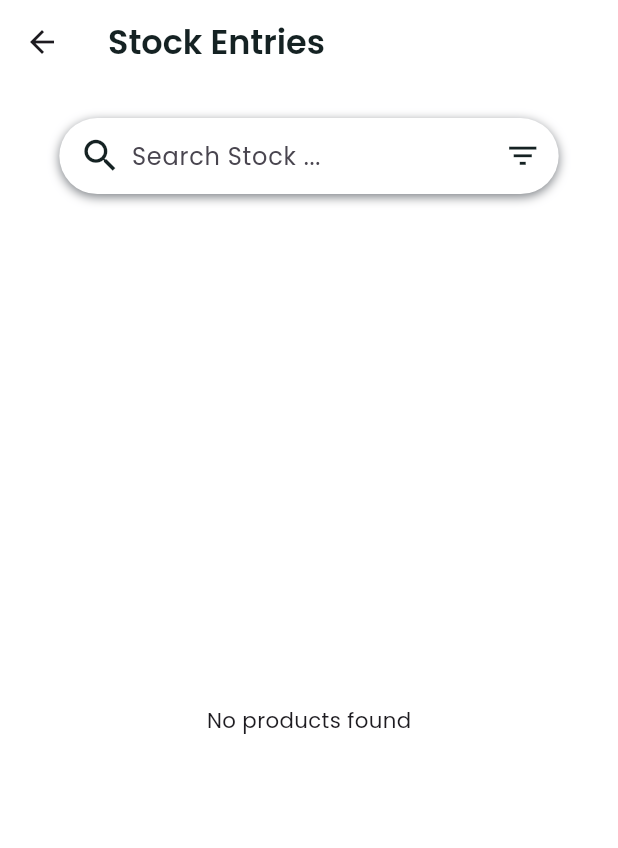
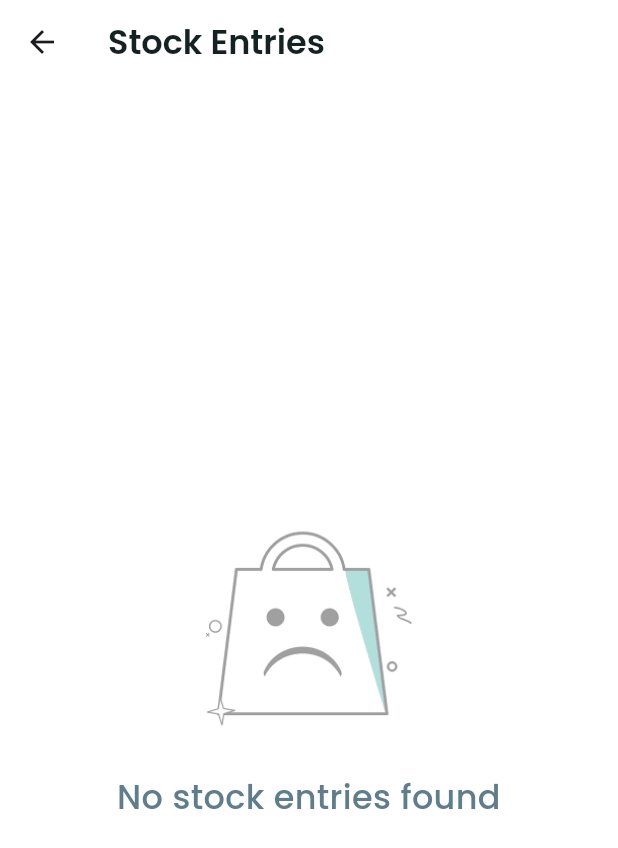
Before and after one commit to yadukrishnan369/beatbox, a Flutter app: the StockEntryScreen screen opened by its route, on a phone screen of 412 x 824 dp. Shown: the top 848 px of the screen. Run offline on Flutter 3.47's test engine with Material 3 defaults, Android fonts, the phone set to English and light mode, and no system bars; our stand-ins replace flutter_screenutil, google_fonts, hive, hive_flutter, image_picker, local_auth and 2 more; accounts and stored records are empty.

Commit message:
bug fixed in stock entry screen

```diff
--- a/lib/core/notifiers/stock_entry_notifier.dart
+++ b/lib/core/notifiers/stock_entry_notifier.dart
@@ -1,7 +1,7 @@
 import 'package:flutter/material.dart';
 import 'package:beatbox/features/product_management/model/product_model.dart';
 
+ValueNotifier<List<ProductModel>> allStockEntryNotifier = ValueNotifier([]);
 ValueNotifier<List<ProductModel>> stockEntryNotifier = ValueNotifier([]);
-
 ValueNotifier<bool> isStockEntryLoadingNotifier = ValueNotifier(true);
 ValueNotifier<bool> isStockEntryReloadNeeded = ValueNotifier(true);
--- a/lib/features/product_management/ui/stock_entry_screen.dart
+++ b/lib/features/product_management/ui/stock_entry_screen.dart
@@ -6,6 +6,7 @@ import 'package:beatbox/routes/app_routes.dart';
 import 'package:beatbox/utils/stock_entry_utils.dart';
 import 'package:beatbox/widgets/custom_search_bar.dart';
 import 'package:beatbox/widgets/date_range_info_widget.dart';
+import 'package:beatbox/widgets/empty_placeholder.dart';
 import 'package:beatbox/widgets/shimmer_widgets/shimmer_list_tile.dart';
 import 'package:flutter/material.dart';
 import 'package:flutter_screenutil/flutter_screenutil.dart';
@@ -24,6 +25,8 @@ class _StockEntryScreenState extends State<StockEntryScreen> {
   DateTime? _fromDate;
   DateTime? _toDate;
 
+  bool _isSearching = false;
+
   @override
   void initState() {
     super.initState();
@@ -40,8 +43,12 @@ class _StockEntryScreenState extends State<StockEntryScreen> {
   }
 
   Future<void> _filterProducts() async {
+    setState(() {
+      _isSearching = _searchController.text.trim().isNotEmpty;
+    });
+
     await StockEntryUtils.filterByNameAndDate(
-      query: _searchController.text,
+      query: _searchController.text.trim(),
       startDate: _fromDate,
       endDate: _toDate,
     );
@@ -94,11 +101,16 @@ class _StockEntryScreenState extends State<StockEntryScreen> {
               ),
             ),
           ),
-          body: Padding(
+          body: Column(
+            children: [
+              ValueListenableBuilder<List<ProductModel>>(
+                valueListenable: allStockEntryNotifier,
+                builder: (_, allProducts, __) {
+                  final hasData = allProducts.isNotEmpty;
+                  return hasData || _isSearching
+                      ? Padding(
                         padding: EdgeInsets.all(16.w),
-            child: Column(
-              children: [
-                CustomSearchBar(
+                        child: CustomSearchBar(
                           controller: _searchController,
                           focusNode: _focusNode,
                           hintText: 'Search Stock ...',
@@ -106,8 +118,14 @@ class _StockEntryScreenState extends State<StockEntryScreen> {
                           onChanged: (_) => _filterProducts(),
                           onFilterTap: _pickDateRange,
                         ),
-                SizedBox(height: 10.h),
-                DateRangeInfoWidget(
+                      )
+                      : const SizedBox();
+                },
+              ),
+              if (_fromDate != null || _toDate != null)
+                Padding(
+                  padding: EdgeInsets.symmetric(horizontal: 16.w),
+                  child: DateRangeInfoWidget(
                     startDate: _fromDate,
                     endDate: _toDate,
                     onClear: () async {
@@ -118,28 +136,55 @@ class _StockEntryScreenState extends State<StockEntryScreen> {
                       await _filterProducts();
                     },
                   ),
+                ),
               SizedBox(height: 10.h),
               Expanded(
                 child: ValueListenableBuilder<bool>(
                   valueListenable: isStockEntryLoadingNotifier,
                   builder: (context, isLoading, _) {
+                    if (isLoading) {
+                      return ListView.separated(
+                        padding: EdgeInsets.symmetric(horizontal: 16.w),
+                        itemCount: 6,
+                        separatorBuilder: (_, __) => SizedBox(height: 12.h),
+                        itemBuilder: (_, __) => const ShimmerListTile(),
+                      );
+                    }
+
                     return ValueListenableBuilder<List<ProductModel>>(
                       valueListenable: stockEntryNotifier,
                       builder: (context, products, _) {
-                          if (isLoading) {
-                            return ListView.separated(
-                              itemCount: 6,
-                              separatorBuilder:
-                                  (_, __) => SizedBox(height: 12.h),
-                              itemBuilder: (_, __) => const ShimmerListTile(),
+                        return ValueListenableBuilder<List<ProductModel>>(
+                          valueListenable: allStockEntryNotifier,
+                          builder: (context, allProducts, _) {
+                            if (allProducts.isEmpty) {
+                              return const EmptyPlaceholder(
+                                imagePath: 'assets/images/empty_product.png',
+                                message: 'No stock entries found',
                               );
                             }
 
                             if (products.isEmpty) {
                               return Center(
-                              child: Text(
-                                'No products found',
-                                style: TextStyle(fontSize: 14.sp),
+                                child: Column(
+                                  mainAxisAlignment: MainAxisAlignment.center,
+                                  children: [
+                                    Icon(
+                                      Icons.search_off_rounded,
+                                      size: 60.sp,
+                                      color: AppColors.primary,
+                                    ),
+                                    SizedBox(height: 16.h),
+                                    Text(
+                                      "No matching stock found",
+                                      style: TextStyle(
+                                        fontSize: 18.sp,
+                                        fontWeight: FontWeight.w600,
+                                        color: AppColors.primary,
+                                      ),
+                                      textAlign: TextAlign.center,
+                                    ),
+                                  ],
                                 ),
                               );
                             }
@@ -148,7 +193,11 @@ class _StockEntryScreenState extends State<StockEntryScreen> {
                               itemCount: products.length,
                               itemBuilder: (context, index) {
                                 final product = products[index];
-                              return GestureDetector(
+                                return Padding(
+                                  padding: EdgeInsets.symmetric(
+                                    horizontal: 16.w,
+                                  ),
+                                  child: GestureDetector(
                                     onTap: () {
                                       Navigator.pushNamed(
                                         context,
@@ -157,6 +206,9 @@ class _StockEntryScreenState extends State<StockEntryScreen> {
                                       );
                                     },
                                     child: StockEntryListCard(product: product),
+                                  ),
+                                );
+                              },
                             );
                           },
                         );
@@ -169,7 +221,6 @@ class _StockEntryScreenState extends State<StockEntryScreen> {
           ),
         ),
       ),
-      ),
     );
   }
 }
--- a/lib/features/product_management/widgets/stock_entry_list_card_widget.dart
+++ b/lib/features/product_management/widgets/stock_entry_list_card_widget.dart
@@ -12,8 +12,8 @@ class StockEntryListCard extends StatelessWidget {
   @override
   Widget build(BuildContext context) {
     return Container(
-      margin: EdgeInsets.only(bottom: 12.h),
-      padding: EdgeInsets.all(16.r),
+      margin: EdgeInsets.only(bottom: 14.h),
+      padding: EdgeInsets.all(10.r),
       decoration: BoxDecoration(
         color: AppColors.contColor,
         borderRadius: BorderRadius.circular(12.r),
--- a/lib/utils/add_edit_product_utils.dart
+++ b/lib/utils/add_edit_product_utils.dart
@@ -1,4 +1,5 @@
 import 'dart:io';
+import 'package:beatbox/core/notifiers/stock_entry_notifier.dart';
 import 'package:beatbox/utils/new_arrival_utils.dart';
 import 'package:beatbox/utils/stock_entry_utils.dart';
 import 'package:flutter/material.dart';
@@ -40,8 +41,9 @@ class ProductValidators {
     final sales = double.tryParse(value);
     final purchase = double.tryParse(purchasePriceText);
     if (sales == null) return 'Invalid price';
-    if (purchase != null && sales <= purchase)
+    if (purchase != null && sales <= purchase) {
       return 'Should be > purchase price';
+    }
     return null;
   }
 
@@ -116,6 +118,7 @@ class AddEditProductUtils {
     isProductReloadNeeded.value = true;
     await ProductUtils.loadProducts();
     await NewArrivalUtils.loadNewArrivalProducts();
+    isStockEntryReloadNeeded.value = true;
     await StockEntryUtils.loadAllProducts();
     showSuccessMessage(context, 'Product updated successfully');
     if (context.mounted) Navigator.pop(context);
@@ -130,6 +133,7 @@ class AddEditProductUtils {
     isProductReloadNeeded.value = true;
     await ProductUtils.loadProducts();
     await NewArrivalUtils.loadNewArrivalProducts();
+    isStockEntryReloadNeeded.value = true;
     await StockEntryUtils.loadAllProducts();
     showSuccessMessage(context, 'Product added successfully');
     if (context.mounted) Navigator.pop(context);
--- a/lib/utils/stock_entry_utils.dart
+++ b/lib/utils/stock_entry_utils.dart
@@ -6,14 +6,28 @@ class StockEntryUtils {
   /// Show shimmer and load all products
   static Future<void> loadAllProducts() async {
     isStockEntryLoadingNotifier.value = true;
-    await _fetchSortedProductsAndUpdateNotifier();
+
+    final box = await Hive.openBox<ProductModel>('productBox');
+    final all =
+        box.values.toList()
+          ..sort((a, b) => b.createdDate.compareTo(a.createdDate));
+
+    allStockEntryNotifier.value = [...all]; // full db list
+    stockEntryNotifier.value = [...all]; // filtered/shown list
+
     await Future.delayed(const Duration(milliseconds: 300));
     isStockEntryLoadingNotifier.value = false;
   }
 
   /// Load all products without shimmer
   static Future<void> loadProductsWithoutShimmer() async {
-    await _fetchSortedProductsAndUpdateNotifier();
+    final box = await Hive.openBox<ProductModel>('productBox');
+    final all =
+        box.values.toList()
+          ..sort((a, b) => b.createdDate.compareTo(a.createdDate));
+
+    allStockEntryNotifier.value = [...all];
+    stockEntryNotifier.value = [...all];
   }
 
   /// Filter based on name/code and date
@@ -53,12 +67,4 @@ class StockEntryUtils {
     await Future.delayed(const Duration(milliseconds: 300));
     isStockEntryLoadingNotifier.value = false;
   }
-
-  static Future<void> _fetchSortedProductsAndUpdateNotifier() async {
-    final box = await Hive.openBox<ProductModel>('productBox');
-    final all =
-        box.values.toList()
-          ..sort((a, b) => b.createdDate.compareTo(a.createdDate));
-    stockEntryNotifier.value = [...all];
-  }
 }
```
Lines whose indentation alone changed are shown as unchanged.
